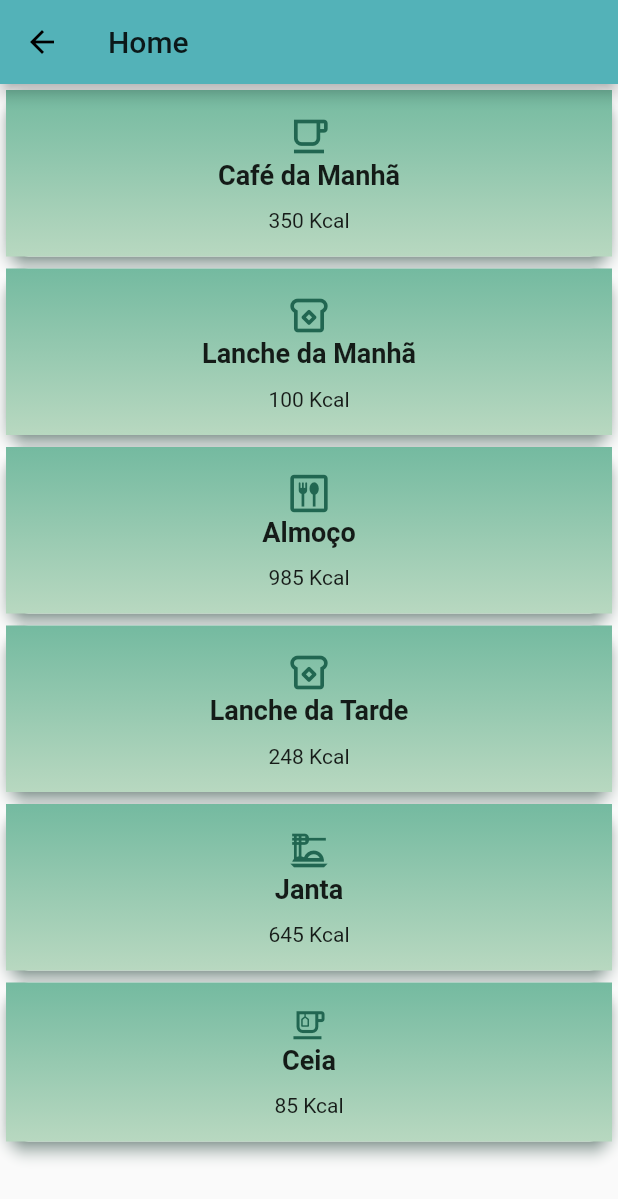
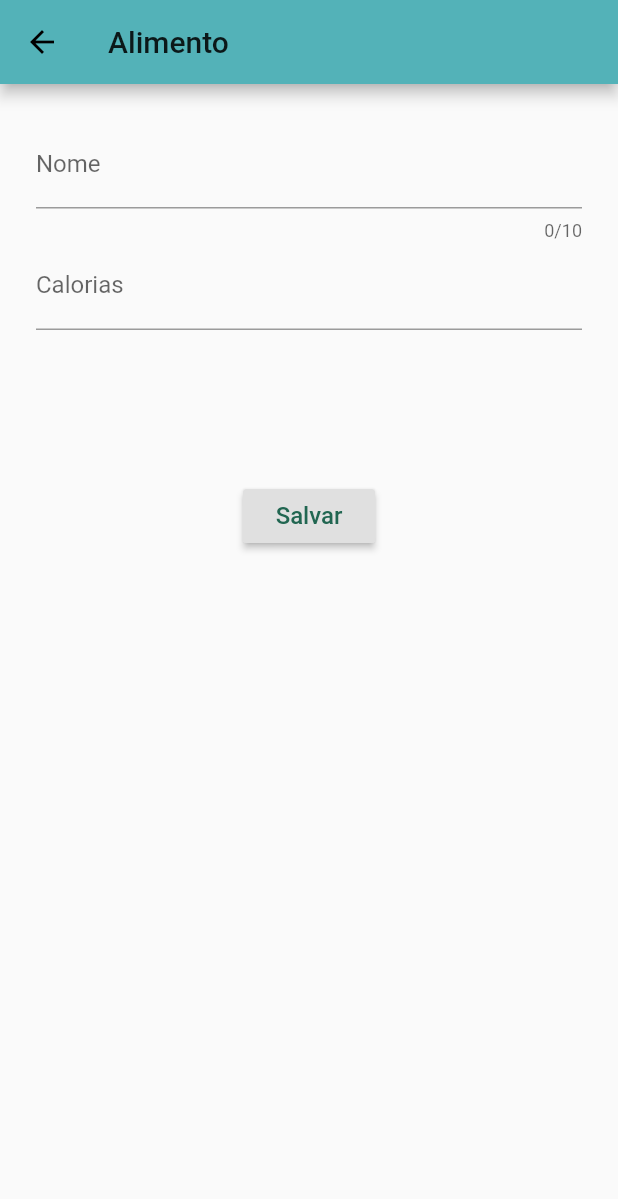
Before and after one commit to jerickleandro/oxente_nutri_app, a Flutter app: the HomePage screen opened by its route, after a tap on "Café da Manhã", on a phone screen of 412 x 824 dp. Shown: the top 1199 px of the screen. Run offline on Flutter 3.47's test engine with Material 2 defaults, Android fonts, the phone set to English and light mode, and no system bars; our stand-ins replace google_fonts.

Commit message:
Page add Food

```diff
--- /dev/null
+++ b/lib/modules/meal/addFood.dart
@@ -0,0 +1,80 @@
+import 'package:flutter/material.dart';
+
+class AddFood extends StatefulWidget {
+  @override
+  State<StatefulWidget> createState() {
+    return AddFoodState();
+  }
+}
+
+
+class Food {
+  final String name;
+  final String kcal;
+
+  Food(this.name, this.kcal);
+
+  Food.fromJson(Map<String, dynamic> json)
+      : name = json['name'],
+        kcal = json['kcal'];
+
+  Map<String, dynamic> toJson() => {
+        'name': name,
+        'kcal': kcal,
+      };
+}
+
+
+class AddFoodState extends State<AddFood> {
+  late String name;
+  late String _kcal;
+
+  Widget _Name() {
+    return TextFormField(
+      decoration: InputDecoration(labelText: 'Nome'),
+      maxLength: 10,
+    );
+  }
+
+
+  Widget _Kcal() {
+    return TextFormField(
+      decoration: InputDecoration(labelText: 'Calorias'),
+      keyboardType: TextInputType.visiblePassword,
+    );
+  }
+
+
+
+  @override
+  Widget build(BuildContext context) {
+    return Scaffold(
+      appBar: AppBar(title: Text("Alimento")),
+      body: SingleChildScrollView(
+        child: Container(
+          margin: EdgeInsets.all(24),
+          child: Form(
+            child: Column(
+              mainAxisAlignment: MainAxisAlignment.center,
+              children: <Widget>[
+                _Name(),
+                _Kcal(),
+                SizedBox(height: 100),
+                RaisedButton(
+                  child: Text(
+                    'Salvar',
+                    style: TextStyle(color: Color(0xFF216651), fontSize: 16),
+                  ),
+                  onPressed: () {
+                    //if (!_formKey.currentState.validate()) {
+                      return;
+                    }                   //Send to API
+                )
+              ],
+            ),
+          ),
+        ),
+      ),
+    );
+  }
+}
--- a/lib/modules/meal/meal_page.dart
+++ b/lib/modules/meal/meal_page.dart
@@ -1,22 +1,7 @@
 import 'package:flutter/cupertino.dart';
 import 'package:flutter/material.dart';
-
-// class MealPage extends StatefulWidget {
-//   const MealPage({Key? key}) : super(key: key);
-
-//   @override
-//   _MealPageState createState() => _MealPageState();
-// }
-
-// class _MealPageState extends State<MealPage> {
-//   @override
-//   Widget build(BuildContext context) {
-//     return ListWheelScrollview(
-//       children: [],
-//       itemExtent:42,
-//     );
-//   }
-// }
+import 'package:oxente_nutri_app/modules/meal/addFood.dart';
+import 'package:oxente_nutri_app/modules/meal/meal_menu.dart';
 class MealPage extends StatelessWidget {
   const MealPage({ Key? key }) : super(key: key);
 
@@ -43,7 +28,8 @@ Widget _Breakfast(BuildContext context) {
       elevation: 4,
       shape: RoundedRectangleBorder(borderRadius: BorderRadius.circular(15)),
       child: new InkWell(
-          onTap: () {},
+          onTap: () {Navigator.push(context,
+            MaterialPageRoute(builder: (context) => AddFood()));},
           child: Container(
             decoration: BoxDecoration(
               gradient: LinearGradient(
```
